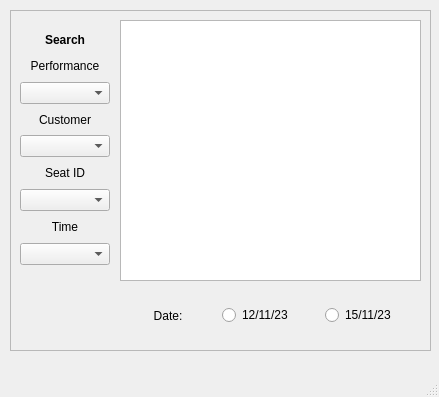
Qt form Records.ui (Dragon-Aurora/TheatreBookingSystem) before a commit.
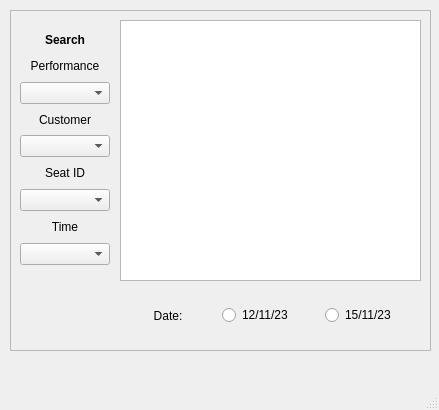
The same form after that commit.

Commit message: Started Combo box setup for booking window

```diff
--- a/Records.ui
+++ b/Records.ui
@@ -7,7 +7,7 @@
     <x>0</x>
     <y>0</y>
     <width>439</width>
-    <height>397</height>
+    <height>410</height>
    </rect>
   </property>
   <property name="windowTitle">
```
The commit also changes 3 other files.
